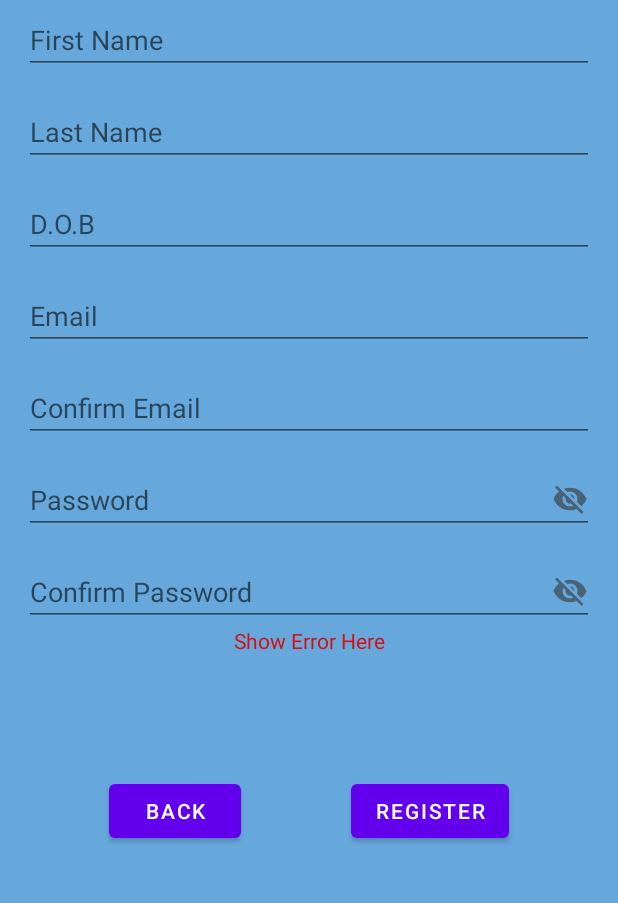
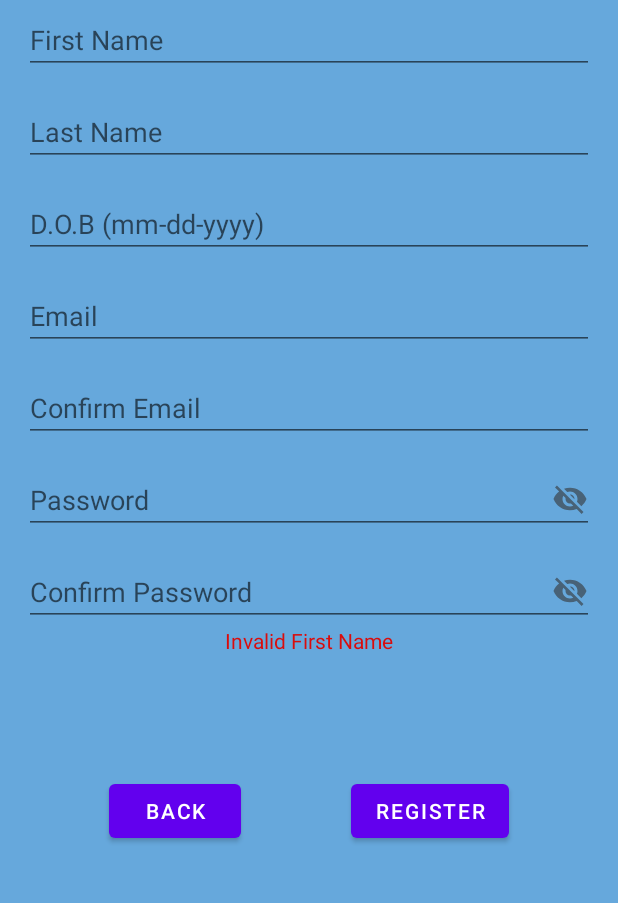
Before and after one commit to Shamalsiri/whats_my_handicap, an Android app: the fragment RegisterFragment placed in its activity, after a tap on "REGISTER", on a phone screen of 412 x 824 dp, the part 270-1173 px from its top. Run offline under Robolectric (Android 15) with nearby library versions, the phone set to English and light mode, and no system bars.

```diff
--- a/app/src/main/java/com/siriwardana/whatsmyhandicap/MainActivity.java
+++ b/app/src/main/java/com/siriwardana/whatsmyhandicap/MainActivity.java
@@ -28,16 +28,21 @@ public class MainActivity extends AppCompatActivity implements LoginFragment.onL
     }
 
     private void loadFragment(Fragment fragment) {
-        FragmentManager fragmentManager = getSupportFragmentManager();
-        FragmentTransaction fragmentTransaction = fragmentManager.beginTransaction();
+        fragmentManager = getSupportFragmentManager();
+        fragmentTransaction = fragmentManager.beginTransaction();
         fragmentTransaction.replace(R.id.fragment_container, fragment);
         fragmentTransaction.addToBackStack(null);
         fragmentTransaction.commit();
     }
 
     @Override
-    public void onLoginButtonClicked() {
+    public void onLoginButtonClicked(boolean canLogin) {
         Log.d("SSiri", "Login Button Clicked");
+        Log.d("SSiri", "Can Login: " + canLogin);
+
+        if (canLogin) {
+            // TODO: Open next Activity
+        }
     }
 
     @Override
@@ -47,7 +52,7 @@ public class MainActivity extends AppCompatActivity implements LoginFragment.onL
     }
 
     @Override
-    public void onRegisterNewUser() {
+    public void onRegisterNewUser(boolean canRegister) {
         Log.d("SSiri", "New User Register");
     }
 
--- a/app/src/main/java/com/siriwardana/whatsmyhandicap/fragments/RegisterFragment.java
+++ b/app/src/main/java/com/siriwardana/whatsmyhandicap/fragments/RegisterFragment.java
@@ -1,18 +1,26 @@
 package com.siriwardana.whatsmyhandicap.fragments;
 
+import android.annotation.SuppressLint;
 import android.os.Bundle;
 import android.view.LayoutInflater;
 import android.view.View;
 import android.view.ViewGroup;
 import android.widget.EditText;
+import android.widget.TextView;
 
 import androidx.fragment.app.Fragment;
 
 import com.siriwardana.whatsmyhandicap.R;
+import com.siriwardana.whatsmyhandicap.helpers.PasswordVisibilityToggleHelper;
+import com.siriwardana.whatsmyhandicap.helpers.UserRegistrationHelper;
+
+import java.time.LocalDate;
 
 public class RegisterFragment extends Fragment {
 
-    private  PasswordVisibilityToggleHelper passwordVisibilityToggleHelper;
+    private PasswordVisibilityToggleHelper passwordVisibilityToggleHelper;
+    private UserRegistrationHelper userRegistrationHelper;
+    private TextView errorMsgTV;
 
     private EditText fNameET, lNameET, dobET,
             emailET, emailConfirmET, passwordET, passwordConfirmET;
@@ -21,20 +29,17 @@ public class RegisterFragment extends Fragment {
         // Required empty public constructor
     }
 
+    @SuppressLint("ClickableViewAccessibility")
     @Override
     public View onCreateView(LayoutInflater inflater, ViewGroup container,
                              Bundle savedInstanceState) {
 
         View view = inflater.inflate(R.layout.fragment_register, container, false);
 
-        view.findViewById(R.id.btn_back).setOnClickListener(v -> {
-            ((OnRegisterButtonClickListener) requireActivity()).onBackButtonPressed();
+        userRegistrationHelper = new UserRegistrationHelper();
 
-        });
-
-        view.findViewById(R.id.btn_register).setOnClickListener(v -> {
-            ((OnRegisterButtonClickListener) requireActivity()).onRegisterNewUser();
-        });
+        errorMsgTV = (TextView) view.findViewById(R.id.tv_error_msg);
+        errorMsgTV.setVisibility(View.INVISIBLE);
 
         fNameET = (EditText) view.findViewById(R.id.et_first_name);
         lNameET = (EditText) view.findViewById(R.id.et_last_name);
@@ -44,20 +49,102 @@ public class RegisterFragment extends Fragment {
         passwordET = (EditText) view.findViewById(R.id.et_passwd);
         passwordConfirmET = (EditText) view.findViewById(R.id.et_passwd_confirm);
 
+
         // Password visibility toggle logic
         passwordVisibilityToggleHelper = new PasswordVisibilityToggleHelper();
-        passwordET.setCompoundDrawablesWithIntrinsicBounds(0,0,R.drawable.ic_password_visibility_off,0);
-        passwordET.setOnTouchListener(passwordVisibilityToggleHelper.getPasswordTouchListener(passwordET));
+        passwordET.setCompoundDrawablesWithIntrinsicBounds(0,0,
+                R.drawable.ic_password_visibility_off,0);
+        passwordET.setOnTouchListener(
+                passwordVisibilityToggleHelper.getPasswordTouchListener(passwordET));
 
         // Password visibility toggle logic
-        passwordConfirmET.setCompoundDrawablesWithIntrinsicBounds(0,0,R.drawable.ic_password_visibility_off,0);
-        passwordConfirmET.setOnTouchListener(passwordVisibilityToggleHelper.getPasswordTouchListener(passwordConfirmET));
+        passwordConfirmET.setCompoundDrawablesWithIntrinsicBounds(0,0
+                ,R.drawable.ic_password_visibility_off,0);
+        passwordConfirmET.setOnTouchListener(
+                passwordVisibilityToggleHelper.getPasswordTouchListener(passwordConfirmET));
+
+        view.findViewById(R.id.btn_back).setOnClickListener(v -> {
+            ((OnRegisterButtonClickListener) requireActivity()).onBackButtonPressed();
+
+        });
+
+        view.findViewById(R.id.btn_register).setOnClickListener(v -> {
+            boolean canRegister = validateRegisterFormInput() &&
+                    validateNewUser(emailET.getText().toString().trim());
+
+            if (canRegister) {
+                // place holder
+                errorMsgTV.setText("Can Register");
+                errorMsgTV.setVisibility(View.VISIBLE);
+            }
+            ((OnRegisterButtonClickListener) requireActivity()).onRegisterNewUser(canRegister);
+        });
 
         return view;
     }
 
+    public boolean validateNewUser(String email) {
+        //Todo: validate that the email isn't on the db already.
+        return true;
+    }
+
+    public boolean validateRegisterFormInput() {
+        String fName = fNameET.getText().toString().trim();
+        String lName = lNameET.getText().toString().trim();
+        String dob = dobET.getText().toString().trim();
+        String email = emailET.getText().toString().trim();
+        String confirmEmail = emailConfirmET.getText().toString().trim();
+        String password = passwordET.getText().toString().trim();
+        String confirmPassword = passwordConfirmET.getText().toString().trim();
+
+        errorMsgTV.setVisibility(View.INVISIBLE);
+
+        // Check to see if the form is filled
+        String formValidationMsg = userRegistrationHelper.validateRegisterForm(fName, lName, dob,
+                email, confirmEmail, password, confirmPassword);
+        if (!formValidationMsg.equalsIgnoreCase("CAN REGISTER")) {
+            showErrorMsg(formValidationMsg);
+            return false;
+        }
+
+        // Check for a valid date
+        if(!userRegistrationHelper.isValidDate(dob)) {
+            showErrorMsg("Invalid dob. Enter the date in format mm-dd-yyyy");
+            return false;
+        }
+
+        // Check for a valid email
+        if(!userRegistrationHelper.validateEmail(email)) {
+            showErrorMsg("Invalid email");
+            return false;
+        }
+        if(!userRegistrationHelper.validateEmail(confirmEmail)) {
+            showErrorMsg("Invalid confirm email");
+            return false;
+        }
+
+        // Check if emails match
+        if(!userRegistrationHelper.validateStringMatch(email, confirmEmail)) {
+            showErrorMsg("Emails do not match");
+            return false;
+        }
+
+        // Check if password match
+        if(!userRegistrationHelper.validateStringMatch(password, confirmPassword)) {
+            showErrorMsg("Passwords do not match");
+            return false;
+        }
+
+        return true;
+    }
+
+    public void showErrorMsg(String msg) {
+        errorMsgTV.setText(msg);
+        errorMsgTV.setVisibility(View.VISIBLE);
+    }
+
     public interface OnRegisterButtonClickListener {
-        void onRegisterNewUser();
+        void onRegisterNewUser(boolean canRegister);
         void onBackButtonPressed();
     }
 }
--- a/app/src/main/java/com/siriwardana/whatsmyhandicap/fragments/PasswordVisibilityToggleHelper.java
+++ b/app/src/main/java/com/siriwardana/whatsmyhandicap/helpers/PasswordVisibilityToggleHelper.java
@@ -1,4 +1,4 @@
-package com.siriwardana.whatsmyhandicap.fragments;
+package com.siriwardana.whatsmyhandicap.helpers;
 
 import android.annotation.SuppressLint;
 import android.graphics.drawable.Drawable;
@@ -45,12 +45,12 @@ public class PasswordVisibilityToggleHelper {
     }
 
     @SuppressLint("ClickableViewAccessibility")
-    public View.OnTouchListener getPasswordTouchListener(final EditText passET) {
+    public View.OnTouchListener getPasswordTouchListener(final EditText passwordET) {
         return (v, event) -> {
             final int DRAWABLE_RIGHT = 2;
             if (event.getAction() == MotionEvent.ACTION_UP) {
-                if (event.getRawX() >= (passET.getRight() - passET.getCompoundDrawables()[DRAWABLE_RIGHT].getBounds().width())) {
-                    togglePasswordVisibility(passET);
+                if (event.getRawX() >= (passwordET.getRight() - passwordET.getCompoundDrawables()[DRAWABLE_RIGHT].getBounds().width())) {
+                    togglePasswordVisibility(passwordET);
                     return true;
                 }
             }
--- a/app/src/main/res/layout/fragment_login.xml
+++ b/app/src/main/res/layout/fragment_login.xml
@@ -5,6 +5,7 @@
     android:layout_width="match_parent"
     android:layout_height="match_parent"
     android:background="#D838983B"
+    android:visibility="visible"
     tools:context=".fragments.LoginFragment">
 
 
@@ -86,6 +87,7 @@
         android:layout_marginTop="11dp"
         android:text="Show Error Here"
         android:textColor="#FF0C0C"
+        android:visibility="invisible"
         app:layout_constraintEnd_toEndOf="parent"
         app:layout_constraintStart_toStartOf="parent"
         app:layout_constraintTop_toBottomOf="@+id/et_password" />
--- a/app/src/main/res/layout/fragment_register.xml
+++ b/app/src/main/res/layout/fragment_register.xml
@@ -110,7 +110,7 @@
         android:layout_marginTop="16dp"
         android:layout_marginEnd="16dp"
         android:ems="10"
-        android:hint="D.O.B"
+        android:hint="D.O.B (mm-dd-yyyy)"
         android:inputType="date"
         app:layout_constraintEnd_toEndOf="parent"
         app:layout_constraintHorizontal_bias="0.0"
```
Also changed, not shown: app/src/main/java/com/siriwardana/whatsmyhandicap/fragments/LoginFragment.java (+46 -2 lines), app/src/main/java/com/siriwardana/whatsmyhandicap/helpers/UserRegistrationHelper.java (added, +77 -0 lines).
